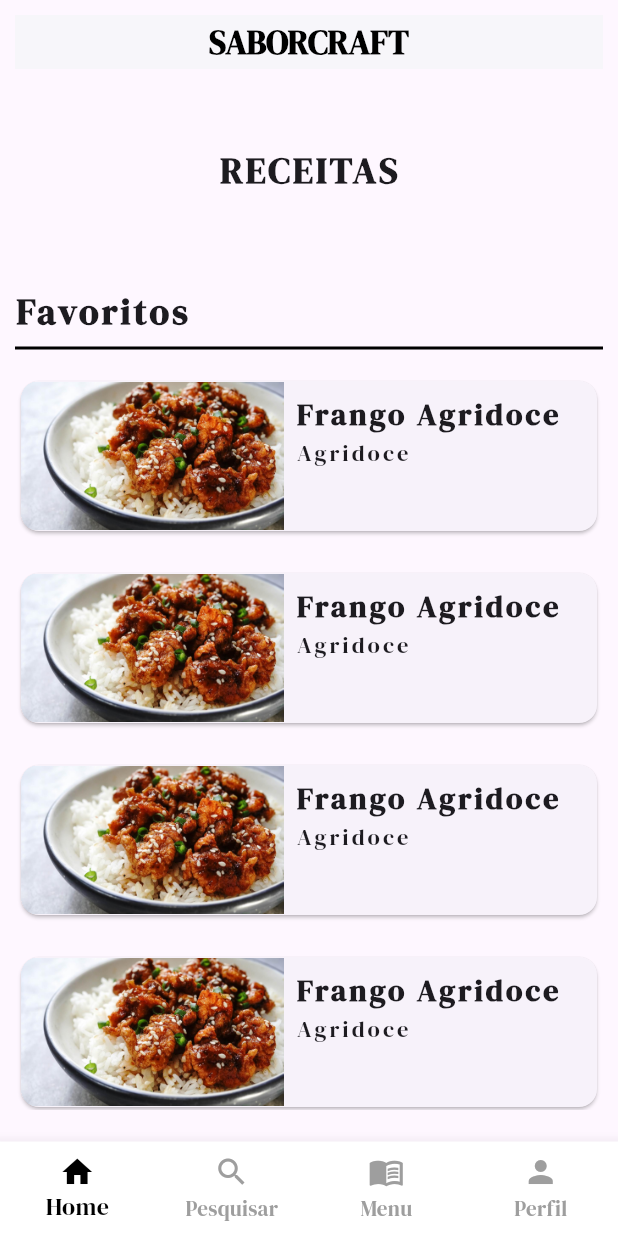
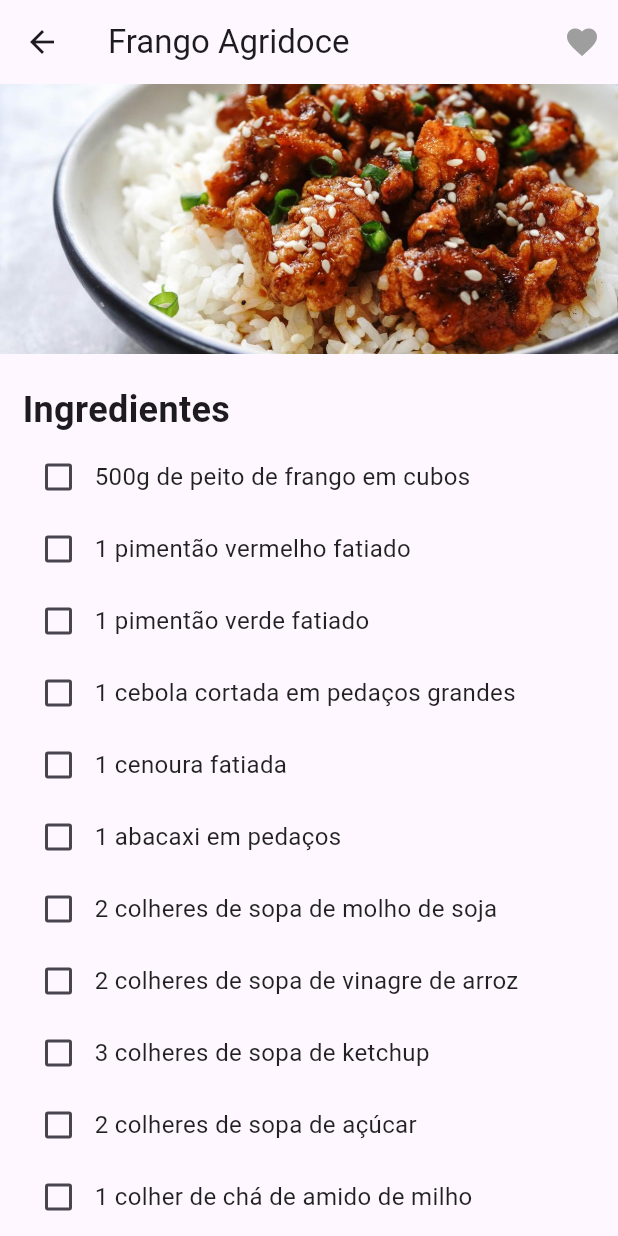
Before and after one commit to jvsmatheus/app_receitas, a Flutter app: the screen it shows after launch, after a tap on "Frango Agridoce", on a phone screen of 412 x 824 dp. Run offline on Flutter 3.47's test engine with Material 3 defaults, Android fonts, the phone set to English and light mode, and no system bars.

Commit message:
Refatoração da home + tela de detalhes

```diff
--- a/lib/main.dart
+++ b/lib/main.dart
@@ -13,8 +13,8 @@ class MyApp extends StatelessWidget {
     return MaterialApp(
       title: 'SaborCraft',
       theme: ThemeData(
-        fontFamily: 'DM-Serif-Display',
-        primarySwatch: Colors.blue,
+        // fontFamily: 'DM-Serif-Display',
+        // primarySwatch: Colors.blue,
       ),
       debugShowCheckedModeBanner: false,
       home: const SafeArea(
--- a/lib/models/recipe.dart
+++ b/lib/models/recipe.dart
@@ -7,6 +7,7 @@ class Recipe {
   String type;
 
   Recipe({
+    this.id,
     required this.name,
     required this.ingredients,
     required this.prepare,
--- a/lib/pages/home.dart
+++ b/lib/pages/home.dart
@@ -1,6 +1,6 @@
 import 'package:app_receitas/widgets/app_bar.dart';
+import 'package:app_receitas/widgets/favorite_recipes.dart';
 import 'package:app_receitas/widgets/menu_bar.dart';
-import 'package:app_receitas/widgets/recipe_card.dart';
 import 'package:flutter/material.dart';
 
 class HomePage extends StatefulWidget {
@@ -11,72 +11,43 @@ class HomePage extends StatefulWidget {
 }
 
 class _HomePageState extends State<HomePage> {
-  int t = 10;
+  final TextEditingController _searchController = TextEditingController();
+
   @override
   Widget build(BuildContext context) {
-
     return Scaffold(
       appBar: const AppBarCustom(),
       body: Padding(
-        padding: const EdgeInsets.all(10.0),
-        child: ListView(
+        padding: const EdgeInsets.symmetric(vertical: 0, horizontal: 5),
+        child: Column(
           children: [
-            const Flex(
-              direction: Axis.horizontal,
-              mainAxisAlignment: MainAxisAlignment.center,
-              children: [
-                Padding(
-                  padding:
-                      EdgeInsets.symmetric(horizontal: 20.0, vertical: 30.0),
-                  child: Text(
-                    "RECEITAS",
-                    style: TextStyle(
-                      fontSize: 24,
-                      fontWeight: FontWeight.bold,
-                      letterSpacing: 2,
+            Flexible(
+              flex: 1,
+              child: Padding(
+                padding: const EdgeInsets.all(10.0),
+                child: TextFormField(
+                  controller: _searchController,
+                  decoration: InputDecoration(
+                    hintText: 'Pesquisar...',
+                    contentPadding: const EdgeInsets.symmetric(
+                        vertical: 8.0, horizontal: 10.0),
+                    suffixIcon: IconButton(
+                      icon: const Icon(Icons.search),
+                      onPressed: () {
+                        print(_searchController.text);
+                      },
                     ),
-                    textAlign: TextAlign.center,
-                  ),
-                ),
-              ],
-            ),
-            Padding(
-              padding:
-                  const EdgeInsets.symmetric(horizontal: 0, vertical: 30.0),
-              child: Column(
-                crossAxisAlignment: CrossAxisAlignment.start,
-                children: [
-                  const Text(
-                    "Favoritos",
-                    style: TextStyle(
-                      fontSize: 24,
-                      fontWeight: FontWeight.bold,
-                      letterSpacing: 2,
-                    ),
-                    textAlign: TextAlign.start,
-                  ),
-                  const Divider(
-                    color: Colors.black,
-                    thickness: 2.0,
-                  ),
-                  SizedBox(
-                    height:
-                        500, // Defina a altura desejada para o container de ListView
-                    child: ListView.separated(
-                      itemCount: 4, // Número de RecipeCards
-                      itemBuilder: (context, index) {
-                        return const RecipeCard();
-                      },
-                      separatorBuilder: (context, index) {
-                        return const SizedBox(
-                            height: 20); // Espaço entre os cards
-                      },
-                      padding: const EdgeInsets.symmetric(vertical: 10),
+                    border: OutlineInputBorder(
+                      borderRadius: BorderRadius.circular(8.0),
                     ),
                   ),
-                ],
+                  onFieldSubmitted: (value) {
+                    print(value);
+                  },
+                ),
               ),
             ),
+            const Flexible(flex: 5, child: FavoriteRecipes()),
           ],
         ),
       ),
@@ -84,6 +55,9 @@ class _HomePageState extends State<HomePage> {
     );
   }
 
-
-
+  @override
+  void dispose() {
+    _searchController.dispose();
+    super.dispose();
+  }
 }
--- /dev/null
+++ b/lib/pages/recipe.dart
@@ -0,0 +1,142 @@
+import 'package:app_receitas/models/recipe.dart';
+import 'package:app_receitas/widgets/app_bar.dart';
+import 'package:app_receitas/widgets/favorite_button.dart';
+import 'package:flutter/material.dart';
+
+class RecipePage extends StatefulWidget {
+  final Recipe recipe;
+
+  const RecipePage({super.key, required this.recipe});
+
+  @override
+  State<RecipePage> createState() => _RecipePageState();
+}
+
+class _RecipePageState extends State<RecipePage> {
+  // Mapeia cada ingrediente para seu estado de checkbox (marcado ou não)
+  Map<String, bool> ingredientCheckStatus = {};
+
+  @override
+  void initState() {
+    super.initState();
+    // Inicializa todos os ingredientes como desmarcados
+    for (var ingredient in widget.recipe.ingredients) {
+      ingredientCheckStatus[ingredient] = false;
+    }
+  }
+
+  @override
+  Widget build(BuildContext context) {
+    return SafeArea(
+      child: Scaffold(
+        appBar: AppBar(
+          title: Text(widget.recipe.name),
+          elevation: 0, // Remove a sombra da AppBar
+          actions: const [FavoriteButton()],
+        ),
+        body: SingleChildScrollView(
+          child: Column(
+            crossAxisAlignment: CrossAxisAlignment.start,
+            children: [
+              // Imagem da receita
+              SizedBox(
+                width: double.infinity,
+                height: 180,
+                child: Image.asset(
+                  widget.recipe.image,
+                  fit: BoxFit.cover,
+                ),
+              ),
+
+              // Título "Ingredientes"
+              const Padding(
+                padding: EdgeInsets.only(top: 20.0, bottom: 4.0, left: 15),
+                child: Text(
+                  "Ingredientes",
+                  style: TextStyle(
+                    fontSize: 24,
+                    fontWeight: FontWeight.bold,
+                  ),
+                ),
+              ),
+
+              // Lista de ingredientes com checkbox
+              Padding(
+                padding: const EdgeInsets.symmetric(horizontal: 15.0),
+                child: Column(
+                  children: widget.recipe.ingredients.map((text) {
+                    return Row(
+                      children: [
+                        Checkbox(
+                          value: ingredientCheckStatus[text],
+                          onChanged: (bool? value) {
+                            setState(() {
+                              ingredientCheckStatus[text] = value ?? false;
+                            });
+                          },
+                        ),
+                        Expanded(
+                          child: Text(
+                            text,
+                            style: TextStyle(
+                              fontSize: 16,
+                              color: ingredientCheckStatus[text]!
+                                  ? Colors.grey
+                                  : Colors.black87,
+                              decoration: ingredientCheckStatus[text]!
+                                  ? TextDecoration.lineThrough
+                                  : TextDecoration.none,
+                            ),
+                          ),
+                        ),
+                      ],
+                    );
+                  }).toList(),
+                ),
+              ),
+
+              // Título "Modo de Preparo"
+              const Padding(
+                padding: EdgeInsets.only(top: 20.0, bottom: 4.0, left: 15),
+                child: Text(
+                  "Modo de Preparo",
+                  style: TextStyle(
+                    fontSize: 24,
+                    fontWeight: FontWeight.bold,
+                  ),
+                ),
+              ),
+
+              // Lista de etapas de preparo
+              Padding(
+                padding: const EdgeInsets.symmetric(horizontal: 15.0),
+                child: Column(
+                  children: widget.recipe.prepare.map((text) {
+                    return Row(
+                      crossAxisAlignment: CrossAxisAlignment.start,
+                      children: [
+                        const SizedBox(width: 10),
+                        Expanded(
+                          child: Padding(
+                            padding: const EdgeInsets.symmetric(vertical: 10.0),
+                            child: Text(
+                              text,
+                              style: const TextStyle(
+                                fontSize: 16,
+                                color: Colors.black87,
+                              ),
+                            ),
+                          ),
+                        ),
+                      ],
+                    );
+                  }).toList(),
+                ),
+              ),
+            ],
+          ),
+        ),
+      ),
+    );
+  }
+}
--- a/lib/repositories/recipe_repository.dart
+++ b/lib/repositories/recipe_repository.dart
@@ -3,6 +3,7 @@ import 'package:app_receitas/models/recipe.dart';
 class RecipeRepository {
   static List<Recipe> table = [
     Recipe(
+      id: 1,
       name: "Frango Agridoce",
       ingredients: [
         "500g de peito de frango em cubos",
@@ -29,6 +30,96 @@ class RecipeRepository {
       ],
       image: "assets/images/recipes/frango-agridoce.jpg",
       type: "Agridoce",
-    )
+    ),
+
+    Recipe(
+      id: 2,
+      name: "Salada Grega",
+      ingredients: [
+        "2 tomates cortados em cubos",
+        "1 pepino fatiado",
+        "1 cebola roxa fatiada",
+        "1 pimentão verde fatiado",
+        "1 cenoura fatiada",
+        "1 abacaxi em pedaços",
+        "2 colheres de sopa de molho de soja",
+        "2 colheres de sopa de vinagre de arroz",
+        "3 colheres de sopa de ketchup",
+        "2 colheres de sopa de açúcar",
+        "1 colher de chá de amido de milho",
+        "sal e pimenta a gosto",
+      ],
+      prepare: [
+        "1. Tempere o frango com sal e pimenta",
+        "2. Em uma frigideira grande, aqueça um pouco de óleo e refogue o frango até dourar",
+        "3. Adicione os pimentões, a cebola, a cenoura e refogue por mais alguns minutos",
+        "4. Em uma tigela, misture o molho de soja, vinagre, ketchup, açúcar e amido de milho",
+        "5. Adicione o abacaxi e a mistura de molho à frigideira",
+        "6. Cozinhe até que o molho engrosse e cubra bem os ingredientes",
+        "7. Sirva quente"
+      ],
+      image: "assets/images/recipes/salada-grega.png",
+      type: "Saladas",
+    ),
+
+    Recipe(
+      id: 3,
+      name: "Panquecas Americanas",
+      ingredients: [
+        "2 tomates cortados em cubos",
+        "1 pepino fatiado",
+        "1 cebola roxa fatiada",
+        "1 pimentão verde fatiado",
+        "1 cenoura fatiada",
+        "1 abacaxi em pedaços",
+        "2 colheres de sopa de molho de soja",
+        "2 colheres de sopa de vinagre de arroz",
+        "3 colheres de sopa de ketchup",
+        "2 colheres de sopa de açúcar",
+        "1 colher de chá de amido de milho",
+        "sal e pimenta a gosto",
+      ],
+      prepare: [
+        "1. Tempere o frango com sal e pimenta",
+        "2. Em uma frigideira grande, aqueça um pouco de óleo e refogue o frango até dourar",
+        "3. Adicione os pimentões, a cebola, a cenoura e refogue por mais alguns minutos",
+        "4. Em uma tigela, misture o molho de soja, vinagre, ketchup, açúcar e amido de milho",
+        "5. Adicione o abacaxi e a mistura de molho à frigideira",
+        "6. Cozinhe até que o molho engrosse e cubra bem os ingredientes",
+        "7. Sirva quente"
+      ],
+      image: "assets/images/recipes/panqueca-americana.png",
+      type: "Doces",
+    ),
+
+    Recipe(
+      id: 4,
+      name: "Bolo de Chocolate",
+      ingredients: [
+        "2 tomates cortados em cubos",
+        "1 pepino fatiado",
+        "1 cebola roxa fatiada",
+        "1 pimentão verde fatiado",
+        "1 cenoura fatiada",
+        "1 abacaxi em pedaços",
+        "2 colheres de sopa de molho de soja",
+        "2 colheres de sopa de vinagre de arroz",
+        "3 colheres de sopa de ketchup",
+        "2 colheres de sopa de açúcar",
+        "1 colher de chá de amido de milho",
+        "sal e pimenta a gosto",
+      ],
+      prepare: [
+        "1. Tempere o frango com sal e pimenta",
+        "2. Em uma frigideira grande, aqueça um pouco de óleo e refogue o frango até dourar",
+        "3. Adicione os pimentões, a cebola, a cenoura e refogue por mais alguns minutos",
+        "4. Em uma tigela, misture o molho de soja, vinagre, ketchup, açúcar e amido de milho",
+        "5. Adicione o abacaxi e a mistura de molho à frigideira",
+        "6. Cozinhe até que o molho engrosse e cubra bem os ingredientes",
+        "7. Sirva quente"
+      ],
+      image: "assets/images/recipes/bolo-chocolate.png",
+      type: "Doces",
+    ),
   ];
 }
--- a/lib/widgets/app_bar.dart
+++ b/lib/widgets/app_bar.dart
@@ -5,16 +5,15 @@ class AppBarCustom extends StatelessWidget implements PreferredSizeWidget {
 
   @override
   Widget build(BuildContext context) {
-    return Padding(
-      padding: const EdgeInsets.all(10.0),
-      child: AppBar(
-        backgroundColor: Colors.white,
-        elevation: 1, // Adiciona uma borda sutil para destacar o AppBar
-        centerTitle: true, // Centraliza o título no AppBar
-        title: const Text(
+    return AppBar(
+      elevation: 5, // Adiciona uma borda sutil para destacar o AppBar
+      centerTitle: true, // Centraliza o título no AppBar
+      title: const Padding(
+        padding: EdgeInsets.all(15.0),
+        child: Text(
           "SABORCRAFT",
           style: TextStyle(
-            fontWeight: FontWeight.bold, // Fonte negrito
+            // fontFamily: , // Fonte negrito
             color: Colors.black, // Deixa o título na cor preta
           ),
         ),
--- /dev/null
+++ b/lib/widgets/favorite_button.dart
@@ -0,0 +1,29 @@
+import 'package:flutter/material.dart';
+
+class FavoriteButton extends StatefulWidget {
+  const FavoriteButton({super.key});
+
+  @override
+  _FavoriteButtonState createState() => _FavoriteButtonState();
+}
+
+class _FavoriteButtonState extends State<FavoriteButton> {
+  bool _isFavorited = false;
+
+  void _toggleFavorite() {
+    setState(() {
+      _isFavorited = !_isFavorited;
+    });
+  }
+
+  @override
+  Widget build(BuildContext context) {
+    return IconButton(
+      icon: Icon(
+        Icons.favorite,
+        color: _isFavorited ? Colors.red : Colors.grey,
+      ),
+      onPressed: _toggleFavorite,
+    );
+  }
+}
--- /dev/null
+++ b/lib/widgets/favorite_recipes.dart
@@ -0,0 +1,51 @@
+import 'package:app_receitas/models/recipe.dart';
+import 'package:app_receitas/pages/recipe.dart';
+import 'package:app_receitas/repositories/recipe_repository.dart';
+import 'package:app_receitas/widgets/favorite_button.dart';
+import 'package:flutter/material.dart';
+
+class FavoriteRecipes extends StatefulWidget {
+  const FavoriteRecipes({super.key});
+
+  @override
+  State<FavoriteRecipes> createState() => _FavoriteRecipesState();
+}
+
+class _FavoriteRecipesState extends State<FavoriteRecipes> {
+
+   recipeDetails(Recipe recipe) {
+    Navigator.push(context, MaterialPageRoute(builder: (_) => RecipePage(recipe: recipe)));
+  }
+
+  @override
+  Widget build(BuildContext context) {
+    final repository = RecipeRepository.table;
+
+    return ListView.separated(
+      itemBuilder: (BuildContext context, int recipe) {
+        return ListTile(
+          leading: SizedBox(
+            width: 110, // Defina uma largura fixa para a imagem
+            child: Image.asset(
+              repository[recipe].image,
+              fit: BoxFit.cover,
+            ),
+          ),
+          title: Text(
+            repository[recipe].name,
+            style: const TextStyle(fontSize: 20),
+          ),
+          subtitle: Text(repository[recipe].type),
+          trailing: const FavoriteButton(),
+          onTap: () => recipeDetails(repository[recipe]),
+        );
+      },
+      padding: const EdgeInsets.symmetric(vertical: 10, horizontal: 0),
+      separatorBuilder: (_, __) => const Divider(
+        indent: 10,
+        endIndent: 10,
+      ),
+      itemCount: repository.length,
+    );
+  }
+}
--- a/lib/widgets/menu_bar.dart
+++ b/lib/widgets/menu_bar.dart
@@ -13,7 +13,6 @@ class _MenuBarCustomState extends State<MenuBarCustom> {
   // Lista de telas para cada opção da bottom bar
   final List<Widget> _screens = [
     const Center(child: Text('Home Screen')),
-    const Center(child: Text('Search Screen')),
     const Center(child: Text('Menu')),
     const Center(child: Text('Profile Screen')),
   ];
@@ -41,10 +40,6 @@ class _MenuBarCustomState extends State<MenuBarCustom> {
           label: 'Home',
         ),
         BottomNavigationBarItem(
-          icon: Icon(Icons.search),
-          label: 'Pesquisar',
-        ),
-        BottomNavigationBarItem(
         icon: Icon(Icons.menu_book),
         label: 'Menu',
         ),
```
Also changed, not shown: pubspec.yaml (+5 -2 lines), assets/images/recipes/bolo-chocolate.png (added), assets/images/recipes/panqueca-americana.png (added), assets/images/recipes/salada-grega.png (added), pubspec.lock.
